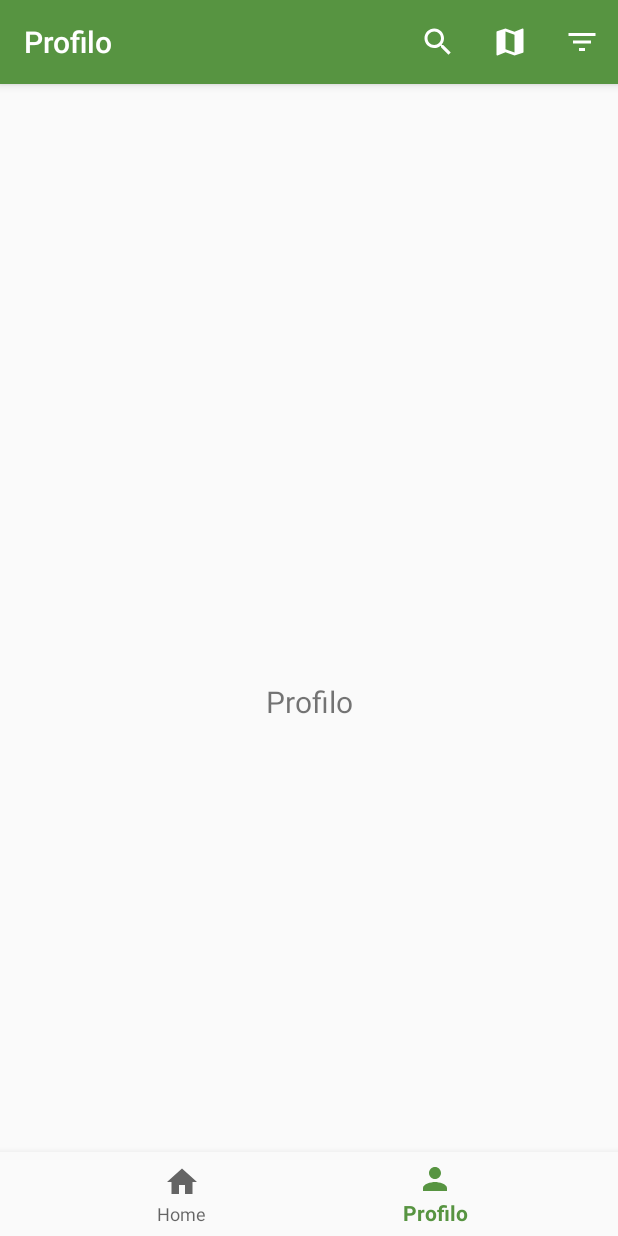
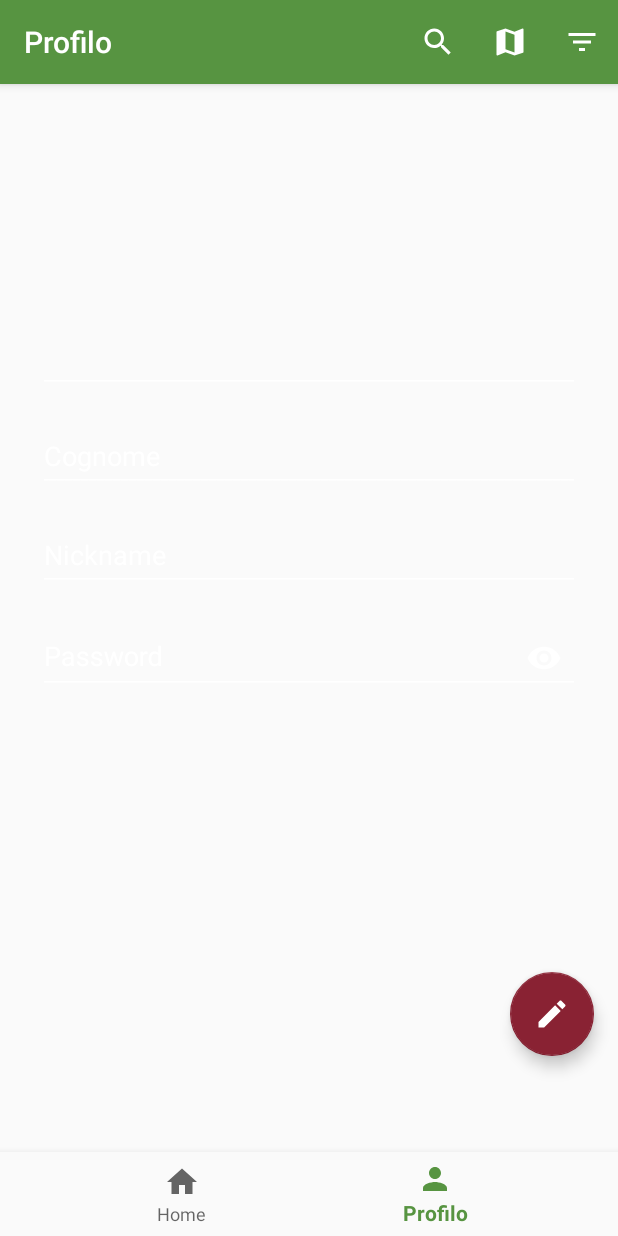
Before and after one commit to alessandroquirile/Vamos, an Android app: the ProfileFragment screen opened through its navigation route, on a phone screen of 412 x 824 dp. Run offline under Robolectric (Android 15) with nearby library versions, the phone set to English and light mode, and no system bars; our stand-ins replace navigation-ui.

Commit message:
Aggiunta Fragment Profilo

```diff
--- a/app/build.gradle
+++ b/app/build.gradle
@@ -2,7 +2,7 @@ apply plugin: 'com.android.application'
 
 android {
     compileSdkVersion 29
-    buildToolsVersion "29.0.2"
+    buildToolsVersion "29.0.3"
     defaultConfig {
         applicationId "com.quiriletelese.troppadvisorproject"
         minSdkVersion 21
@@ -24,10 +24,11 @@ dependencies {
     implementation 'androidx.appcompat:appcompat:1.1.0'
     implementation 'com.google.android.material:material:1.1.0'
     implementation 'androidx.constraintlayout:constraintlayout:1.1.3'
-    implementation 'androidx.navigation:navigation-fragment:2.0.0'
-    implementation 'androidx.navigation:navigation-ui:2.0.0'
-    implementation 'androidx.lifecycle:lifecycle-extensions:2.0.0'
+    implementation 'androidx.navigation:navigation-fragment:2.2.2'
+    implementation 'androidx.navigation:navigation-ui:2.2.2'
+    implementation 'androidx.lifecycle:lifecycle-extensions:2.2.0'
     testImplementation 'junit:junit:4.12'
     androidTestImplementation 'androidx.test.ext:junit:1.1.1'
     androidTestImplementation 'androidx.test.espresso:espresso-core:3.2.0'
+    implementation 'androidx.legacy:legacy-support-v4:1.0.0'
 }
--- /dev/null
+++ b/app/src/main/res/drawable/icon_edit_white.xml
@@ -0,0 +1,5 @@
+<vector android:height="24dp" android:tint="#FFFFFF"
+    android:viewportHeight="24.0" android:viewportWidth="24.0"
+    android:width="24dp" xmlns:android="http://schemas.android.com/apk/res/android">
+    <path android:fillColor="#FF000000" android:pathData="M3,17.25V21h3.75L17.81,9.94l-3.75,-3.75L3,17.25zM20.71,7.04c0.39,-0.39 0.39,-1.02 0,-1.41l-2.34,-2.34c-0.39,-0.39 -1.02,-0.39 -1.41,0l-1.83,1.83 3.75,3.75 1.83,-1.83z"/>
+</vector>
--- a/app/src/main/res/layout/fragment_profile.xml
+++ b/app/src/main/res/layout/fragment_profile.xml
@@ -1,16 +1,116 @@
 <?xml version="1.0" encoding="utf-8"?>
 <RelativeLayout xmlns:android="http://schemas.android.com/apk/res/android"
+    xmlns:app="http://schemas.android.com/apk/res-auto"
     android:layout_width="match_parent"
     android:layout_height="match_parent">
 
-    <TextView
-        android:layout_width="match_parent"
+    <com.google.android.material.floatingactionbutton.FloatingActionButton
+        android:id="@+id/floatingActionButtonGoBack"
+        android:layout_width="wrap_content"
         android:layout_height="wrap_content"
-        android:layout_centerInParent="true"
-        android:layout_marginStart="10dp"
-        android:layout_marginEnd="10dp"
-        android:text="@string/profile_home"
-        android:textAlignment="center"
-        android:textSize="20sp" />
+        android:layout_alignParentEnd="true"
+        android:layout_alignParentBottom="true"
+        android:layout_marginStart="16dp"
+        android:layout_marginEnd="16dp"
+        android:layout_marginBottom="120dp"
+        android:clickable="true"
+        android:focusable="true"
+        android:src="@drawable/icon_edit_white"
+        app:rippleColor="@color/colorAccentDark" />
 
+    <androidx.core.widget.NestedScrollView
+        android:layout_width="399dp"
+        android:layout_height="286dp"
+        android:layout_alignParentTop="true"
+        android:layout_alignParentBottom="true"
+        android:layout_marginLeft="10dp"
+        android:layout_marginTop="89dp"
+        android:layout_marginRight="10dp"
+        android:layout_marginBottom="309dp">
+
+        <androidx.appcompat.widget.LinearLayoutCompat
+            android:layout_width="match_parent"
+            android:layout_height="wrap_content"
+            android:layout_margin="15dp"
+            android:orientation="vertical">
+
+            <com.google.android.material.textfield.TextInputLayout
+                android:id="@+id/textInputLayoutNameSignIn"
+                android:layout_width="match_parent"
+                android:layout_height="wrap_content"
+                android:layout_marginBottom="10dp"
+                android:background="@android:color/transparent"
+                android:hint="@string/name_profile_hint"
+                app:hintEnabled="false">
+
+                <com.google.android.material.textfield.TextInputEditText
+                    android:layout_width="match_parent"
+                    android:layout_height="wrap_content"
+                    android:imeOptions="actionNext"
+                    android:inputType="text"
+                    android:maxLines="1"
+                    android:textColor="@android:color/white" />
+
+            </com.google.android.material.textfield.TextInputLayout>
+
+            <com.google.android.material.textfield.TextInputLayout
+                android:id="@+id/textInputLayoutLastNameSignIn"
+                android:layout_width="match_parent"
+                android:layout_height="wrap_content"
+                android:layout_marginBottom="10dp"
+                android:background="@android:color/transparent"
+                android:hint="@string/last_name_profile_hint">
+
+                <com.google.android.material.textfield.TextInputEditText
+                    android:layout_width="match_parent"
+                    android:layout_height="wrap_content"
+                    android:imeOptions="actionNext"
+                    android:inputType="text"
+                    android:maxLines="1"
+                    android:textColor="@android:color/white" />
+
+            </com.google.android.material.textfield.TextInputLayout>
+
+            <com.google.android.material.textfield.TextInputLayout
+                android:id="@+id/textInputLayoutNickNameSignIn"
+                android:layout_width="match_parent"
+                android:layout_height="wrap_content"
+                android:layout_marginBottom="10dp"
+                android:background="@android:color/transparent"
+                android:hint="@string/nickname_profile_hint"
+                app:counterMaxLength="50">
+
+                <com.google.android.material.textfield.TextInputEditText
+                    android:layout_width="match_parent"
+                    android:layout_height="wrap_content"
+                    android:imeOptions="actionNext"
+                    android:inputType="text"
+                    android:maxLines="1"
+                    android:textColor="@android:color/white" />
+
+            </com.google.android.material.textfield.TextInputLayout>
+
+            <com.google.android.material.textfield.TextInputLayout
+                android:id="@+id/textInputLayoutRepeatPasswordSignIn"
+                android:layout_width="match_parent"
+                android:layout_height="wrap_content"
+                android:layout_marginBottom="10dp"
+                android:background="@android:color/transparent"
+                android:hint="@string/password_profile_hint"
+                app:endIconMode="password_toggle"
+                app:endIconTint="@android:color/white">
+
+                <com.google.android.material.textfield.TextInputEditText
+                    android:layout_width="match_parent"
+                    android:layout_height="wrap_content"
+                    android:imeOptions="actionDone"
+                    android:inputType="textPassword"
+                    android:maxLines="1"
+                    android:textColor="@android:color/white" />
+
+            </com.google.android.material.textfield.TextInputLayout>
+
+        </androidx.appcompat.widget.LinearLayoutCompat>
+
+    </androidx.core.widget.NestedScrollView>
 </RelativeLayout>
--- a/app/src/main/res/values/strings.xml
+++ b/app/src/main/res/values/strings.xml
@@ -19,4 +19,9 @@
     <string name="password_sign_up_hint">Password*</string>
     <string name="repeat_password_sign_up_hint">Ripeti password*</string>
     <string name="sign_up">Crea account</string>
+
+    <string name="name_profile_hint">Nome</string>
+    <string name="last_name_profile_hint">Cognome</string>
+    <string name="nickname_profile_hint">Nickname</string>
+    <string name="password_profile_hint">Password</string>
 </resources>
--- a/build.gradle
+++ b/build.gradle
@@ -7,7 +7,7 @@ buildscript {
 
     }
     dependencies {
-        classpath 'com.android.tools.build:gradle:3.5.3'
+        classpath 'com.android.tools.build:gradle:3.6.3'
 
         // NOTE: Do not place your application dependencies here; they belong
         // in the individual module build.gradle files
```
Also changed, not shown: gradle/wrapper/gradle-wrapper.properties.
